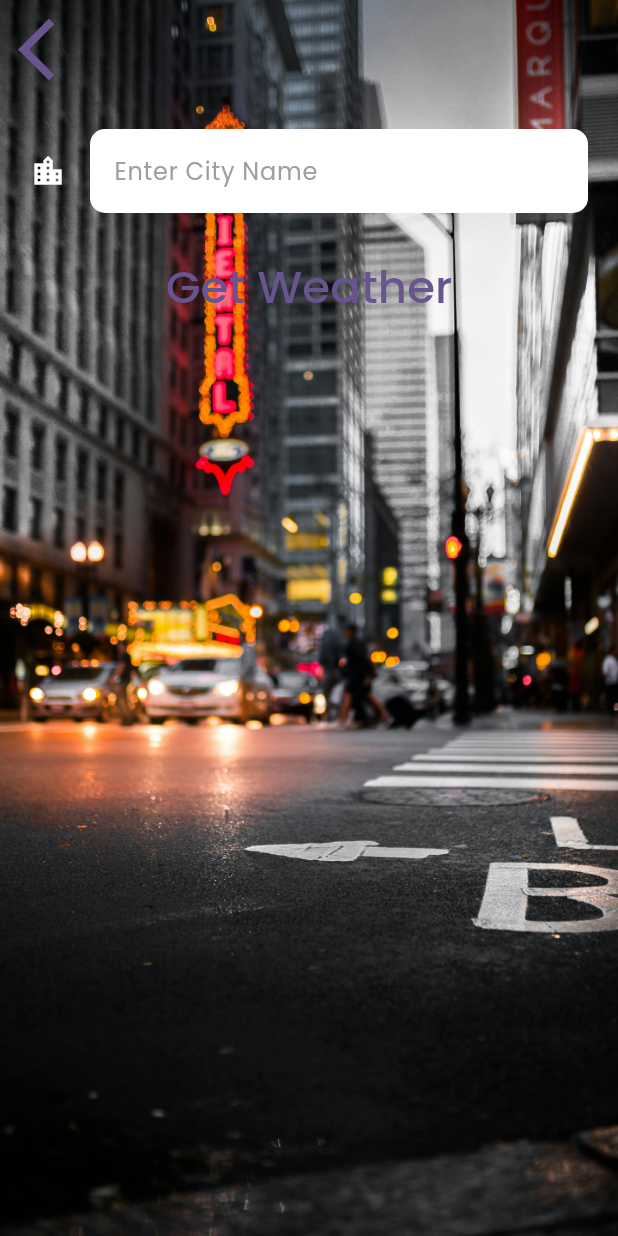
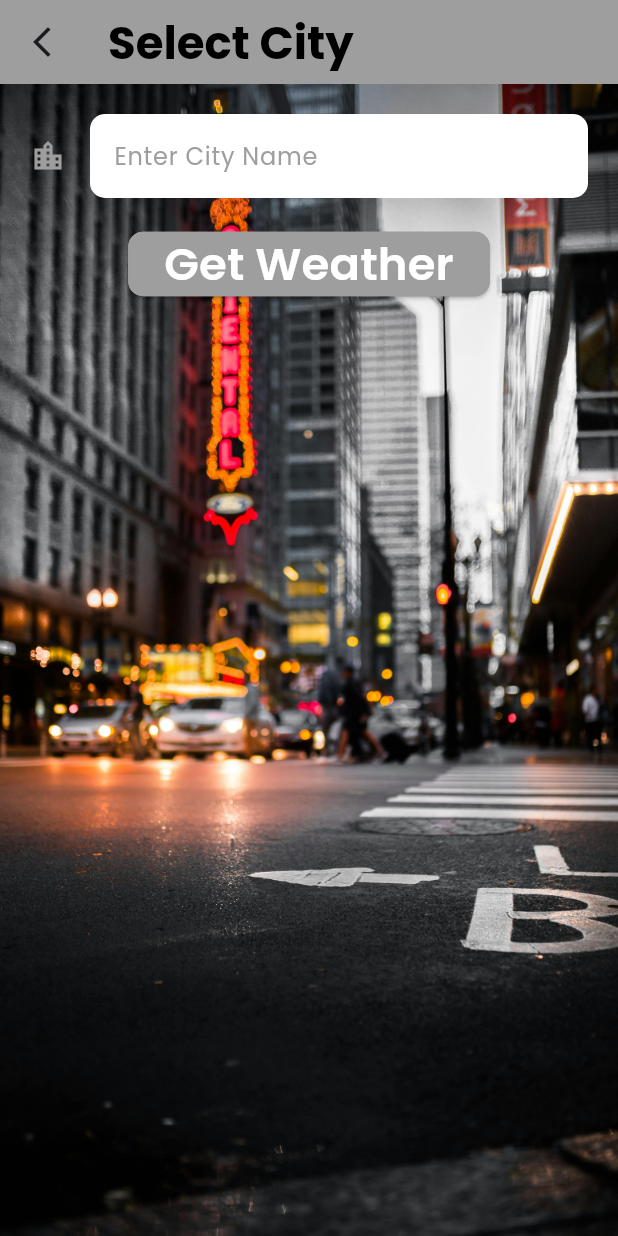
Before and after one commit to Akshat-sGit/Weather, a Flutter app: the LocationScreen screen opened directly, after a tap on the "location city" icon, on a phone screen of 412 x 824 dp. Run offline on Flutter 3.47's test engine with Material 3 defaults, Android fonts, the phone set to English and light mode, and no system bars; our stand-ins replace flutter_spinkit, geolocator, google_fonts.

Commit message:
Project completed

```diff
--- a/lib/screens/city_screen.dart
+++ b/lib/screens/city_screen.dart
@@ -16,6 +16,16 @@ class _CityScreenState extends State<CityScreen> {
   @override
   Widget build(BuildContext context) {
     return Scaffold(
+      appBar: AppBar(
+        backgroundColor: Colors.grey,
+        title: Text("Select City", style: kHeadingStyle,),
+        leading: IconButton(
+          onPressed: () {
+            Navigator.pop(context);
+          },
+          icon: const Icon(Icons.arrow_back_ios_new),
+        ),
+      ),
       body: Container(
         decoration: const BoxDecoration(
           image: DecorationImage(
@@ -27,18 +37,6 @@ class _CityScreenState extends State<CityScreen> {
         child: SafeArea(
           child: Column(
             children: <Widget>[
-              Align(
-                alignment: Alignment.topLeft,
-                child: TextButton(
-                  onPressed: () {
-                    Navigator.pop(context);
-                  },
-                  child: const Icon(
-                    Icons.arrow_back_ios,
-                    size: 50.0,
-                  ),
-                ),
-              ),
               Container(
                 padding: const EdgeInsets.all(20.0),
                 child: TextField(
@@ -51,7 +49,14 @@ class _CityScreenState extends State<CityScreen> {
                   },
                 ),
               ),
-              TextButton(
+              ElevatedButton(
+                style: ElevatedButton.styleFrom(
+                  backgroundColor: Colors.grey,
+                  shadowColor: Colors.black,
+                  shape: RoundedRectangleBorder(
+                        borderRadius: BorderRadius.circular(10),
+                        side: const BorderSide(color: Colors.grey, width: 1))
+                ),
                 onPressed: () {
                   Navigator.pop(context, cityName);
                 },
--- a/lib/screens/location_screen.dart
+++ b/lib/screens/location_screen.dart
@@ -45,6 +45,33 @@ class _LocationScreenState extends State<LocationScreen> {
   @override
   Widget build(BuildContext context) {
     return Scaffold(
+      appBar: AppBar(
+        backgroundColor: Colors.grey,
+        title: Text("Weather", style: kHeadingStyle,),
+        actions: [
+          IconButton(onPressed: () async{
+            var weatherData = await weather.getLocationWeather();
+            updateUI(weatherData);
+          },
+          icon: const Icon(Icons.near_me)
+          ),
+          IconButton(onPressed: () async {
+            var typedName = await Navigator.push(
+              context,MaterialPageRoute(
+                builder: (context) {
+                  return const CityScreen();
+                },
+              ),
+            );
+            if (typedName != null) {
+              var weatherData = await weather.getCityWeather(typedName);
+              updateUI(weatherData);
+            }
+          },
+           icon: const Icon(Icons.location_city)
+          )
+        ],
+      ),
       body: Container(
         decoration: BoxDecoration(
           image: DecorationImage(
@@ -57,48 +84,13 @@ class _LocationScreenState extends State<LocationScreen> {
         constraints: const BoxConstraints.expand(),
         child: SafeArea(
           child: Column(
-            mainAxisAlignment: MainAxisAlignment.spaceBetween,
-            crossAxisAlignment: CrossAxisAlignment.stretch,
+            mainAxisAlignment: MainAxisAlignment.center,
+            crossAxisAlignment: CrossAxisAlignment.center,
             children: <Widget>[
-              Row(
-                mainAxisAlignment: MainAxisAlignment.spaceBetween,
-                children: <Widget>[
-                  TextButton(
-                    onPressed: () async {
-                      var weatherData = await weather.getLocationWeather();
-                      updateUI(weatherData);
-                    },
-                    child: const Icon(
-                      Icons.near_me,
-                      size: 50.0,
-                    ),
-                  ),
-                  TextButton(
-                    onPressed: () async {
-                      var typedName = await Navigator.push(
-                        context,
-                        MaterialPageRoute(
-                          builder: (context) {
-                            return const CityScreen(); // Ensure this is correct
-                          },
-                        ),
-                      );
-                      if (typedName != null) {
-                        var weatherData =
-                            await weather.getCityWeather(typedName);
-                        updateUI(weatherData);
-                      }
-                    },
-                    child: const Icon(
-                      Icons.location_city,
-                      size: 50.0,
-                    ),
-                  ),
-                ],
-              ),
               Padding(
                 padding: const EdgeInsets.only(left: 15.0),
                 child: Row(
+                  mainAxisAlignment: MainAxisAlignment.center,
                   children: <Widget>[
                     Text(
                       '$temperature°',
@@ -115,7 +107,7 @@ class _LocationScreenState extends State<LocationScreen> {
                 padding: const EdgeInsets.only(right: 15.0),
                 child: Text(
                   '$weatherMessage in $cityName',
-                  textAlign: TextAlign.right,
+                  textAlign: TextAlign.center,
                   style: kMessageTextStyle,
                 ),
               ),
--- a/lib/utils/constants.dart
+++ b/lib/utils/constants.dart
@@ -2,20 +2,25 @@ import 'package:flutter/material.dart';
 import 'package:google_fonts/google_fonts.dart';
 
 TextStyle kTempTextStyle = GoogleFonts.poppins(
-  fontSize: 100.0,
+  fontSize: 40.0,
+  fontWeight: FontWeight.bold,
 );
 
 TextStyle kMessageTextStyle = GoogleFonts.poppins(
-  fontSize: 60.0,
+  fontSize: 30.0,
+  fontWeight: FontWeight.bold,
 );
 
 TextStyle kButtonTextStyle = GoogleFonts.poppins(
   fontSize: 30.0,
+  color: Colors.white,
+  fontWeight: FontWeight.w600,
 );
 
 TextStyle kHeadingStyle = GoogleFonts.poppins(
   fontSize: 30.0,
   fontWeight: FontWeight.bold,
+  color: Colors.black,
 );
 
 TextStyle kConditionTextStyle = GoogleFonts.poppins(
@@ -27,7 +32,7 @@ InputDecoration kTextFieldInputDecoration = InputDecoration(
   fillColor: Colors.white,
   icon:const Icon(
     Icons.location_city,
-    color: Colors.white,
+    color: Colors.grey,
   ),
   hintText: 'Enter City Name',
   hintStyle: GoogleFonts.poppins(
```
Also changed, not shown: lib/main.dart (+12 -4 lines), lib/screens/loading_screen.dart (+19 -5 lines).
